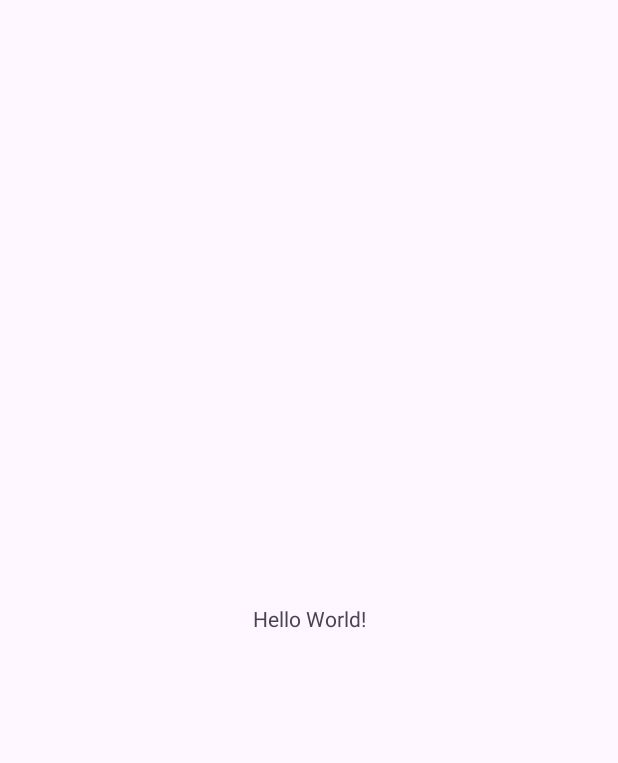
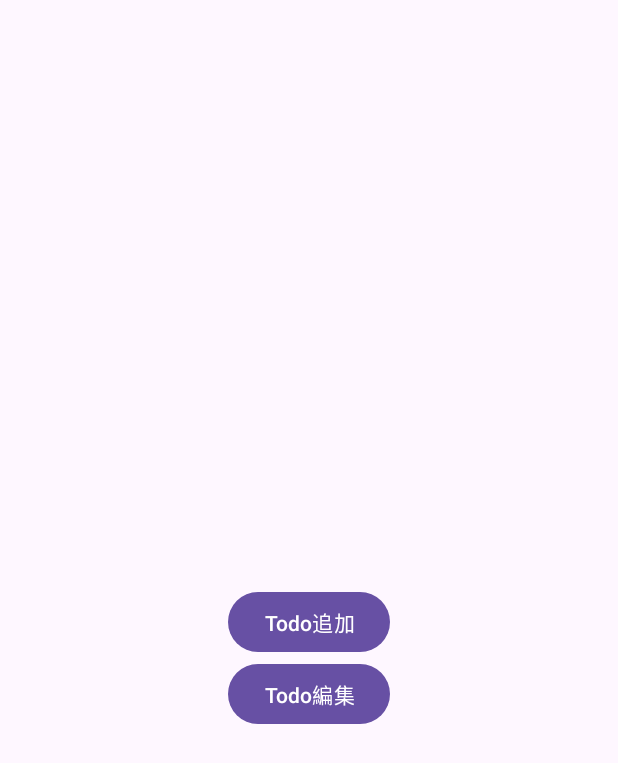
Before and after one commit to shibata0307/TodoShibataApplication, an Android app: the screen it shows after launch (MainActivity), on a phone screen of 412 x 824 dp. Before the commit the part shown is almost empty. Shown: the top 763 px of the screen. Run offline under Robolectric (Android 15) with nearby library versions, the phone set to English and light mode, and no system bars.

Commit message:
表示、追加、削除

```diff
--- a/app/src/main/AndroidManifest.xml
+++ b/app/src/main/AndroidManifest.xml
@@ -21,6 +21,12 @@
                 <category android:name="android.intent.category.LAUNCHER" />
             </intent-filter>
         </activity>
+
+        <activity android:name=".AddTodoActivity" />
+
+        <activity android:name=".EditTodoActivity" />
+
     </application>
 
+
 </manifest>
--- a/app/src/main/java/com/example/todoshibataapplication/MainActivity.java
+++ b/app/src/main/java/com/example/todoshibataapplication/MainActivity.java
@@ -1,24 +1,138 @@
 package com.example.todoshibataapplication;
 
+import static android.content.ContentValues.TAG;
+
+import android.content.Intent;
 import android.os.Bundle;
+import android.util.Log;
+import android.view.View;
+import android.widget.Button;
+import android.widget.CheckBox;
+import android.widget.LinearLayout;
+import android.widget.TextView;
+import android.widget.Toast;
 
 import androidx.activity.EdgeToEdge;
+import androidx.annotation.Nullable;
 import androidx.appcompat.app.AppCompatActivity;
 import androidx.core.graphics.Insets;
 import androidx.core.view.ViewCompat;
 import androidx.core.view.WindowInsetsCompat;
+import androidx.recyclerview.widget.LinearLayoutManager;
+
+import androidx.recyclerview.widget.RecyclerView;
+import java.util.ArrayList;
+import java.util.List;
 
 public class MainActivity extends AppCompatActivity {
 
+    private static final int ADD_TODO_REQUEST = 1;
+    public static final String TAG = "MainActivity";
+    private List<TodoItem> todoList;
+    private LinearLayout todoListLayout;
+
+ /*
+    private RecyclerView recyclerView;
+    private TodoAdapter todoAdapter;
+    private List<String> todoList;
+ */
     @Override
     protected void onCreate(Bundle savedInstanceState) {
         super.onCreate(savedInstanceState);
-        EdgeToEdge.enable(this);
         setContentView(R.layout.activity_main);
-        ViewCompat.setOnApplyWindowInsetsListener(findViewById(R.id.main), (v, insets) -> {
-            Insets systemBars = insets.getInsets(WindowInsetsCompat.Type.systemBars());
-            v.setPadding(systemBars.left, systemBars.top, systemBars.right, systemBars.bottom);
-            return insets;
+
+//      recyclerView = findViewById(R.id.recycler_view);
+        todoListLayout = findViewById(R.id.todo_list_layout);
+        todoList = new ArrayList<>();
+        Button addButton = findViewById(R.id.add_button);
+        Button editButton = findViewById(R.id.edit_button);
+
+//      todoAdapter = new TodoAdapter(todoList);
+//      recyclerView.setLayoutManager(new LinearLayoutManager(this));
+//      recyclerView.setAdapter(todoAdapter);
+
+       addButton.setOnClickListener(new View.OnClickListener() {
+           @Override
+           public void onClick(View view) {
+               Intent intent= new Intent(MainActivity.this, AddTodoActivity.class);
+               startActivityForResult(intent, ADD_TODO_REQUEST);
+           }
+       });
+
+       editButton.setOnClickListener(new View.OnClickListener() {
+           @Override
+           public void onClick(View view) {
+               Log.i(TAG, "onClick Start");
+               Intent intent = new Intent(MainActivity.this, EditTodoActivity.class);
+               startActivity(intent);
+               Log.i(TAG, "intent end");
+           }
+       });
+    }
+
+    @Override
+    protected void onActivityResult(int requestCode, int resultCode, Intent data) {
+        super.onActivityResult(requestCode, resultCode, data);
+        if (requestCode == ADD_TODO_REQUEST && resultCode == RESULT_OK) {
+            // 新しいTodoが返された場合
+            TodoItem newTodo = (TodoItem) data.getSerializableExtra("newTodo");
+            if (newTodo != null) {
+                todoList.add(newTodo); // Todoリストに追加
+                addTodoToLayout(newTodo);
+
+            }
+        }
+    }
+
+    private void addTodoToLayout(TodoItem todo) {
+        // 新しいチェックボックスとテキストビューを作成
+        LinearLayout todoLayout = new LinearLayout(this);
+        todoLayout.setOrientation(LinearLayout.HORIZONTAL);
+
+        todoLayout.setLayoutParams(new LinearLayout.LayoutParams(
+                LinearLayout.LayoutParams.MATCH_PARENT,
+                LinearLayout.LayoutParams.WRAP_CONTENT));
+
+        CheckBox todoCheckbox = new CheckBox(this);
+        todoCheckbox.setLayoutParams(new LinearLayout.LayoutParams(
+                LinearLayout.LayoutParams.WRAP_CONTENT,
+                LinearLayout.LayoutParams.WRAP_CONTENT));
+
+        // タイトルと内容、期日を表示するTextViewを作成
+        TextView todoText = new TextView(this);
+        String displayText = todo.getTitle() + " - " + todo.getDetails() + " (" + todo.getDueDate() + ")";
+        todoText.setText(displayText);
+        todoText.setLayoutParams(new LinearLayout.LayoutParams(
+                LinearLayout.LayoutParams.WRAP_CONTENT,
+                LinearLayout.LayoutParams.WRAP_CONTENT));
+
+        // 削除ボタンを作成
+        Button deleteButton = new Button(this);
+        deleteButton.setText("削除");
+        deleteButton.setLayoutParams(new LinearLayout.LayoutParams(
+                LinearLayout.LayoutParams.WRAP_CONTENT,
+                LinearLayout.LayoutParams.WRAP_CONTENT));
+
+        // 削除ボタンのクリックリスナー
+        deleteButton.setOnClickListener(v -> {
+            todoListLayout.removeView(todoLayout); // リストからTodoを削除
+            todoList.remove(todo); // 内部リストからも削除
+            Toast.makeText(MainActivity.this, "Todoが削除されました", Toast.LENGTH_SHORT).show();
         });
+
+        // チェックボックスの状態を設定
+        todoCheckbox.setOnCheckedChangeListener((buttonView, isChecked) -> {
+            todo.setCompleted(isChecked);
+        });
+
+        // レイアウトに追加
+        todoLayout.addView(todoCheckbox);
+        todoLayout.addView(todoText);
+        todoLayout.addView(deleteButton);
+
+        // Todoリストレイアウトに追加
+        todoListLayout.addView(todoLayout);
     }
+
+
 }
--- a/app/src/main/res/layout/activity_main.xml
+++ b/app/src/main/res/layout/activity_main.xml
@@ -1,19 +1,42 @@
-<?xml version="1.0" encoding="utf-8"?>
-<androidx.constraintlayout.widget.ConstraintLayout xmlns:android="http://schemas.android.com/apk/res/android"
-    xmlns:app="http://schemas.android.com/apk/res-auto"
-    xmlns:tools="http://schemas.android.com/tools"
-    android:id="@+id/main"
+<LinearLayout xmlns:android="http://schemas.android.com/apk/res/android"
     android:layout_width="match_parent"
     android:layout_height="match_parent"
-    tools:context=".MainActivity">
+    android:orientation="vertical"
+    android:gravity="center">
+<!--
+    <androidx.recyclerview.widget.RecyclerView
+        android:id="@+id/recycler_view"
+        android:layout_width="match_parent"
+        android:layout_height="match_parent"
+        android:padding="16dp"/>
+-->
+
 
     <TextView
+        android:id="@+id/todo_list"
+        android:layout_width="match_parent"
+        android:layout_height="wrap_content"
+        android:padding="16dp"
+        android:textSize="16sp" />
+
+    <LinearLayout
+        android:id="@+id/todo_list_layout"
+        android:layout_width="match_parent"
+        android:layout_height="wrap_content"
+        android:orientation="vertical" />
+
+    <Button
+        android:id="@+id/add_button"
         android:layout_width="wrap_content"
         android:layout_height="wrap_content"
-        android:text="Hello World!"
-        app:layout_constraintBottom_toBottomOf="parent"
-        app:layout_constraintEnd_toEndOf="parent"
-        app:layout_constraintStart_toStartOf="parent"
-        app:layout_constraintTop_toTopOf="parent" />
+        android:text="Todo追加" />
 
-</androidx.constraintlayout.widget.ConstraintLayout>
+    <Button
+        android:id="@+id/edit_button"
+        android:layout_width="wrap_content"
+        android:layout_height="wrap_content"
+        android:text="Todo編集" />
+
+
+
+</LinearLayout>
--- a/gradle/libs.versions.toml
+++ b/gradle/libs.versions.toml
@@ -7,6 +7,7 @@ appcompat = "1.7.0"
 material = "1.12.0"
 activity = "1.9.2"
 constraintlayout = "2.1.4"
+recyclerview = "1.3.2"
 
 [libraries]
 junit = { group = "junit", name = "junit", version.ref = "junit" }
@@ -16,6 +17,7 @@ appcompat = { group = "androidx.appcompat", name = "appcompat", version.ref = "a
 material = { group = "com.google.android.material", name = "material", version.ref = "material" }
 activity = { group = "androidx.activity", name = "activity", version.ref = "activity" }
 constraintlayout = { group = "androidx.constraintlayout", name = "constraintlayout", version.ref = "constraintlayout" }
+recyclerview = { group = "androidx.recyclerview", name = "recyclerview", version.ref = "recyclerview" }
 
 [plugins]
 android-application = { id = "com.android.application", version.ref = "agp" }
```
Also changed, not shown: app/build.gradle (+16 -0 lines), app/src/main/java/com/example/todoshibataapplication/AddTodoActivity.java (added, +62 -0 lines), app/src/main/java/com/example/todoshibataapplication/EditTodoActivity.java (added, +50 -0 lines), app/src/main/java/com/example/todoshibataapplication/TodoItem.java (added, +28 -0 lines), app/src/main/res/layout/activity_edit_todo.xml (added, +24 -0 lines), app/src/main/res/layout/activity_list.xml (added, +10 -0 lines), app/src/main/res/layout/add_todo.xml (added, +39 -0 lines), build.gradle (line endings or trailing spaces), 2 other files.
